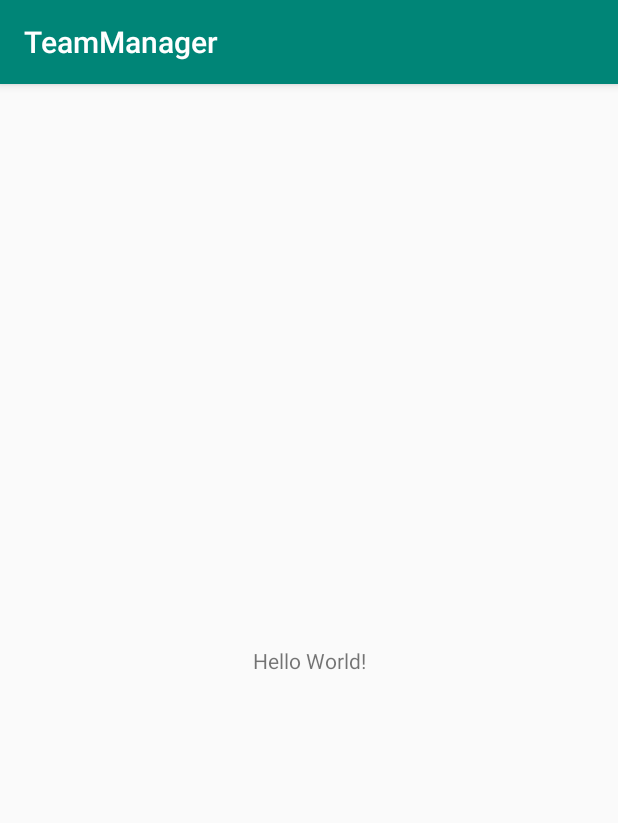
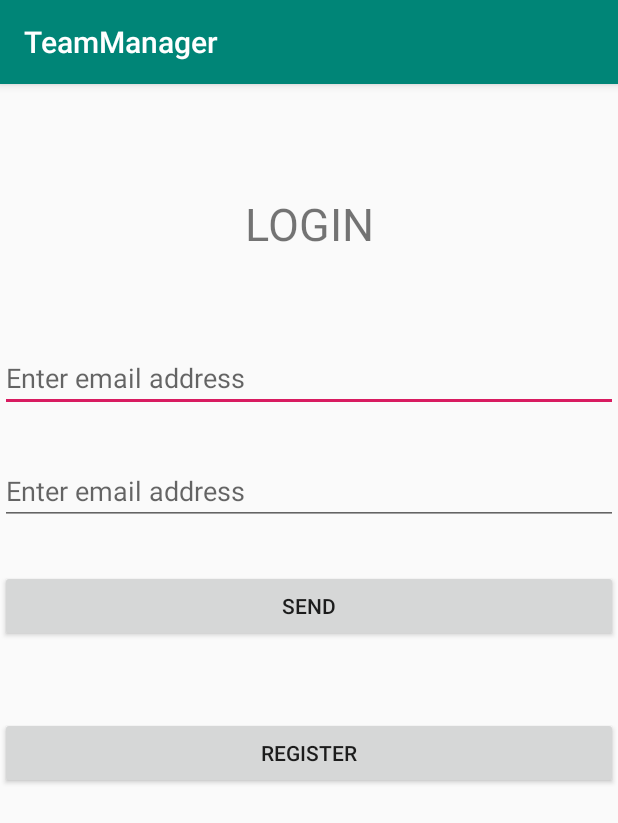
Before and after one commit to olkowskidaniel/TeamManager, an Android app: the screen it shows after launch (MainActivity before the commit, LoginActivity after it), on a phone screen of 412 x 824 dp. Shown: the top 823 px of the screen. Run offline under Robolectric (Android 15) with nearby library versions, the phone set to English and light mode, and no system bars; our stand-ins replace Firebase (no records; nobody signed in at launch, a user with empty details on screens opened directly).

```diff
--- a/app/build.gradle
+++ b/app/build.gradle
@@ -1,4 +1,5 @@
 apply plugin: 'com.android.application'
+apply plugin: 'com.google.gms.google-services'
 
 android {
     compileSdkVersion 29
@@ -23,6 +24,10 @@ dependencies {
     implementation "androidx.lifecycle:lifecycle-extensions:$lifecycle_version"
     implementation "androidx.lifecycle:lifecycle-runtime:$lifecycle_version"
     annotationProcessor "androidx.lifecycle:lifecycle-compiler:$lifecycle_version"
+    implementation 'com.google.firebase:firebase-auth:19.0.0'
+
+//    implementation 'com.jakewharton:butterknife:10.1.0'
+//    annotationProcessor 'com.jakewharton:butterknife-compiler:10.1.0'
 
 
     implementation fileTree(dir: 'libs', include: ['*.jar'])
--- a/app/src/main/AndroidManifest.xml
+++ b/app/src/main/AndroidManifest.xml
@@ -9,7 +9,8 @@
         android:roundIcon="@mipmap/ic_launcher_round"
         android:supportsRtl="true"
         android:theme="@style/AppTheme">
-        <activity android:name=".views.LoginActivity"></activity>
+        <activity android:name=".views.RegisterActivity"></activity>
+        <activity android:name=".views.LoginActivity" />
         <activity android:name=".views.BaseActivity" />
         <activity android:name=".views.MainActivity">
             <intent-filter>
--- /dev/null
+++ b/app/src/main/java/com/olkowskidaniel/teammanager/remotedata/FirebaseLogin.java
@@ -0,0 +1,33 @@
+package com.olkowskidaniel.teammanager.remotedata;
+
+
+import androidx.annotation.NonNull;
+
+import com.google.android.gms.tasks.OnCompleteListener;
+import com.google.android.gms.tasks.Task;
+import com.google.firebase.auth.AuthResult;
+import com.google.firebase.auth.FirebaseAuth;
+import com.google.firebase.auth.FirebaseUser;
+
+public class FirebaseLogin {
+
+    private FirebaseAuth firebaseAuth;
+    private FirebaseUser currentFirebaseUser;
+    public FirebaseLogin() {
+        firebaseAuth = FirebaseAuth.getInstance();
+        currentFirebaseUser = firebaseAuth.getCurrentUser();
+    }
+
+    public void signInWithEmail(String email, String password) {
+        firebaseAuth.signInWithEmailAndPassword(email, password).addOnCompleteListener(new OnCompleteListener<AuthResult>() {
+            @Override
+            public void onComplete(@NonNull Task<AuthResult> task) {
+
+            }
+        });
+    }
+
+    public FirebaseUser getCurrentFirebaseUser() {
+        return currentFirebaseUser;
+    }
+}
--- a/app/src/main/java/com/olkowskidaniel/teammanager/repositories/MainRepository.java
+++ b/app/src/main/java/com/olkowskidaniel/teammanager/repositories/MainRepository.java
@@ -1,4 +1,31 @@
 package com.olkowskidaniel.teammanager.repositories;
 
+
+import com.olkowskidaniel.teammanager.model.User;
+import com.olkowskidaniel.teammanager.remotedata.FirebaseLogin;
+
 public class MainRepository {
+
+    private static MainRepository instance = null;
+
+    private FirebaseLogin firebaseLogin;
+
+    public static MainRepository getInstance() {
+        if(instance == null) {
+            instance = new MainRepository();
+        }
+        return instance;
+    }
+    private  MainRepository() {
+        firebaseLogin = new FirebaseLogin();
+    }
+
+    public User getCurrentUser() {
+        if(firebaseLogin.getCurrentFirebaseUser() == null) {
+            return null;
+        } else {
+            User currentUser = new User (firebaseLogin.getCurrentFirebaseUser().getEmail());
+            return currentUser;
+        }
+    }
 }
--- a/app/src/main/java/com/olkowskidaniel/teammanager/viewmodels/MainViewModel.java
+++ b/app/src/main/java/com/olkowskidaniel/teammanager/viewmodels/MainViewModel.java
@@ -4,9 +4,26 @@ import android.app.Application;
 
 import androidx.annotation.NonNull;
 import androidx.lifecycle.AndroidViewModel;
+import androidx.lifecycle.MutableLiveData;
+
+import com.olkowskidaniel.teammanager.repositories.MainRepository;
 
 public class MainViewModel extends AndroidViewModel {
+
+    private MutableLiveData<String> mainViewModelMessage;
+
     public MainViewModel(@NonNull Application application) {
         super(application);
+        mainViewModelMessage = new MutableLiveData<>();
+    }
+
+    public void onActivityCreated() {
+        if(MainRepository.getInstance().getCurrentUser() == null) {
+            getMainViewModelMessage().setValue("startLoginActivity");
+        }
+    }
+
+    public MutableLiveData<String> getMainViewModelMessage() {
+        return mainViewModelMessage;
     }
 }
--- a/app/src/main/java/com/olkowskidaniel/teammanager/views/MainActivity.java
+++ b/app/src/main/java/com/olkowskidaniel/teammanager/views/MainActivity.java
@@ -1,10 +1,11 @@
 package com.olkowskidaniel.teammanager.views;
 
 import androidx.appcompat.app.AppCompatActivity;
+import androidx.lifecycle.Observer;
 import androidx.lifecycle.ViewModelProviders;
 
+import android.content.Intent;
 import android.os.Bundle;
-
 import com.olkowskidaniel.teammanager.R;
 import com.olkowskidaniel.teammanager.viewmodels.MainViewModel;
 
@@ -12,10 +13,24 @@ public class MainActivity extends AppCompatActivity {
 
     private MainViewModel mainViewModel;
 
+    //Views
+
     @Override
     protected void onCreate(Bundle savedInstanceState) {
         super.onCreate(savedInstanceState);
         setContentView(R.layout.activity_main);
         mainViewModel = ViewModelProviders.of(this).get(MainViewModel.class);
+        mainViewModel.onActivityCreated();
+
+        final Observer<String> mainViewModelMessageObserver = new Observer<String>() {
+            @Override
+            public void onChanged(String s) {
+                if(s.equals("startLoginActivity")) {
+                    Intent loginIntent = new Intent (MainActivity.this, LoginActivity.class);
+                    startActivity(loginIntent);
+                }
+            }
+        };
+        mainViewModel.getMainViewModelMessage().observe(this, mainViewModelMessageObserver);
     }
 }
--- a/app/src/main/res/layout/activity_login.xml
+++ b/app/src/main/res/layout/activity_login.xml
@@ -6,4 +6,56 @@
     android:layout_height="match_parent"
     tools:context=".views.LoginActivity">
 
+    <TextView
+        android:id="@+id/loginLabelTV"
+        android:layout_width="wrap_content"
+        android:layout_height="wrap_content"
+        android:text="@string/loginLabetTV_text"
+        android:textSize="30sp"
+        app:layout_constraintBottom_toBottomOf="parent"
+        app:layout_constraintLeft_toLeftOf="parent"
+        app:layout_constraintRight_toRightOf="parent"
+        app:layout_constraintTop_toTopOf="parent"
+        app:layout_constraintVertical_bias="0.1"/>
+
+    <EditText
+        android:id="@+id/loginEmailET"
+        android:layout_width="match_parent"
+        android:layout_height="wrap_content"
+        android:layout_marginTop="60dp"
+        android:hint="@string/loginEmailET_hint"
+        android:inputType="textEmailAddress"
+        app:layout_constraintTop_toBottomOf="@id/loginLabelTV"
+        app:layout_constraintLeft_toLeftOf="parent"
+        app:layout_constraintLeft_toRightOf="parent"
+        tools:layout_editor_absoluteX="0dp"/>
+    <EditText
+        android:id="@+id/loginPasswordET"
+        android:layout_width="match_parent"
+        android:layout_height="wrap_content"
+        android:layout_marginTop="30dp"
+        android:hint="@string/loginEmailET_hint"
+        android:inputType="textPassword"
+        app:layout_constraintTop_toBottomOf="@id/loginEmailET"
+        app:layout_constraintLeft_toLeftOf="parent"
+        app:layout_constraintLeft_toRightOf="parent"
+        tools:layout_editor_absoluteX="0dp"/>
+    <Button
+        android:id="@+id/loginSendBtn"
+        android:layout_width="match_parent"
+        android:layout_height="wrap_content"
+        android:text="@string/loginSentBtn_text"
+        android:layout_marginTop="30dp"
+        app:layout_constraintTop_toBottomOf="@id/loginPasswordET"
+        app:layout_constraintRight_toRightOf="parent"
+        app:layout_constraintLeft_toLeftOf="parent"/>
+    <Button
+        android:id="@+id/loginRegisterBtn"
+        android:layout_width="match_parent"
+        android:layout_height="wrap_content"
+        android:text="@string/loginRegisterBtn"
+        app:layout_constraintTop_toBottomOf="@id/loginSendBtn"
+        app:layout_constraintRight_toRightOf="parent"
+        app:layout_constraintLeft_toLeftOf="parent"
+        android:layout_marginTop="50dp"/>
 </androidx.constraintlayout.widget.ConstraintLayout>
--- a/app/src/main/res/values/strings.xml
+++ b/app/src/main/res/values/strings.xml
@@ -1,3 +1,12 @@
 <resources>
     <string name="app_name">TeamManager</string>
+    <string name="loginLabetTV_text">LOGIN</string>
+    <string name="loginEmailET_hint">Enter email address</string>
+    <string name="loginSentBtn_text">SEND</string>
+    <string name="loginRegisterBtn">Register</string>
+    <string name="registerLabelTV_text">REGISTER</string>
+    <string name="registerEmailET_hint">Enter email address</string>
+    <string name="registerPasswordET_hint">Enter password</string>
+    <string name="registerRePasswordET_hint">Enter password again</string>
+    <string name="registerSendBtn_text">SEND</string>
 </resources>
--- a/build.gradle
+++ b/build.gradle
@@ -8,6 +8,7 @@ buildscript {
     }
     dependencies {
         classpath 'com.android.tools.build:gradle:3.4.2'
+        classpath 'com.google.gms:google-services:4.2.0'
 
         // NOTE: Do not place your application dependencies here; they belong
         // in the individual module build.gradle files
```
Also changed, not shown: app/src/main/java/com/olkowskidaniel/teammanager/model/User.java (added, +35 -0 lines), app/src/main/java/com/olkowskidaniel/teammanager/views/RegisterActivity.java (added, +16 -0 lines), app/src/main/res/layout/activity_main.xml (+8 -6 lines), app/src/main/res/layout/activity_register.xml (added, +62 -0 lines), 1 other file.
